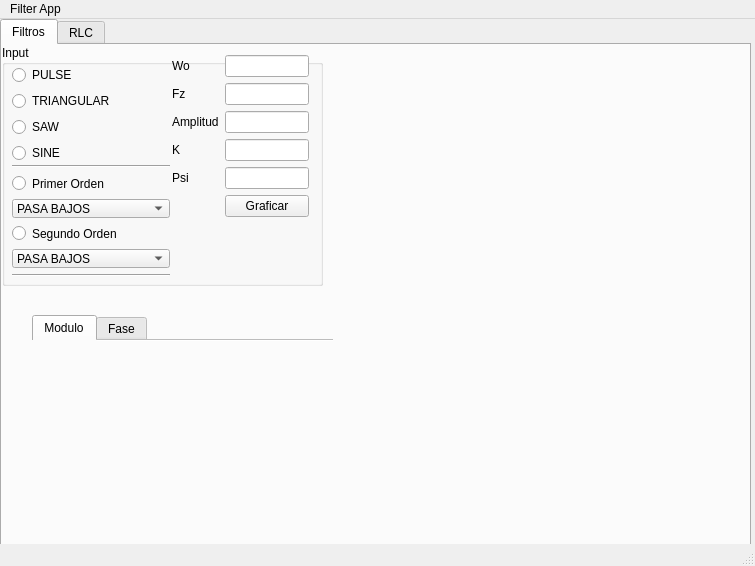
First picture: the form in gui_principal.ui, repository mcorcos/TpFinalELECTROTECNIA, before the edit.
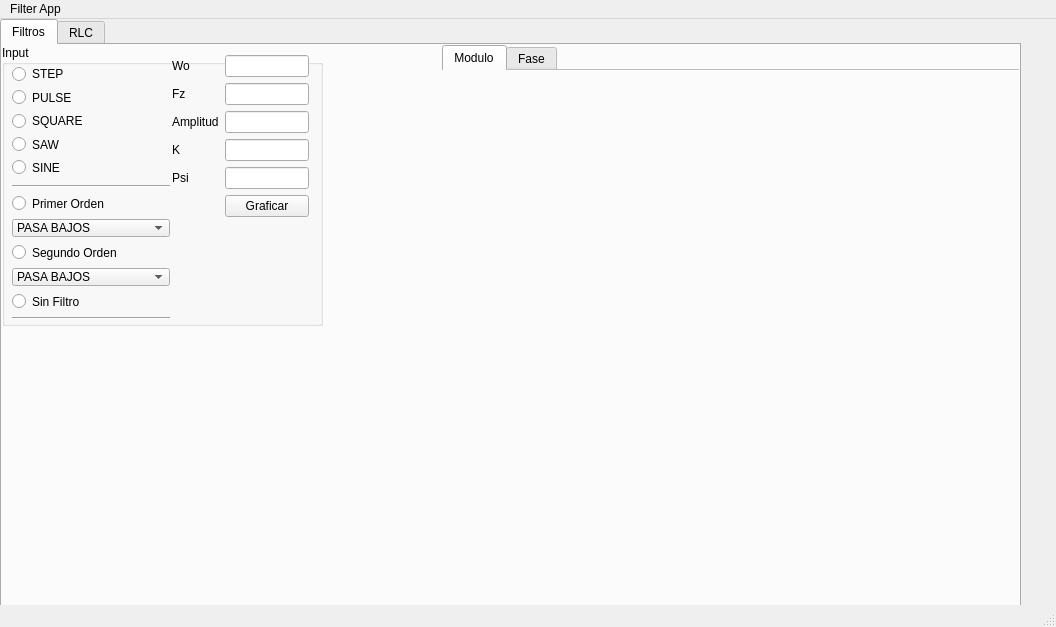
Second picture: the form after the edit. The open tabs and pages were chosen to show the change.

What changed in the file:
```diff
--- a/gui_principal.ui
+++ b/gui_principal.ui
@@ -9,8 +9,8 @@
    <rect>
     <x>0</x>
     <y>0</y>
-    <width>755</width>
-    <height>566</height>
+    <width>1056</width>
+    <height>627</height>
    </rect>
   </property>
   <property name="windowTitle">
@@ -22,8 +22,8 @@
      <rect>
       <x>0</x>
       <y>0</y>
-      <width>751</width>
-      <height>541</height>
+      <width>1021</width>
+      <height>601</height>
      </rect>
     </property>
     <property name="currentIndex">
@@ -39,7 +39,7 @@
         <x>0</x>
         <y>0</y>
         <width>321</width>
-        <height>241</height>
+        <height>281</height>
        </rect>
       </property>
       <property name="title">
@@ -126,10 +126,17 @@
          <x>10</x>
          <y>20</y>
          <width>105</width>
-         <height>101</height>
+         <height>111</height>
         </rect>
        </property>
        <layout class="QVBoxLayout" name="verticalLayout">
+        <item>
+         <widget class="QRadioButton" name="stepButton">
+          <property name="text">
+           <string>STEP</string>
+          </property>
+         </widget>
+        </item>
         <item>
          <widget class="QRadioButton" name="pulseButton">
           <property name="text">
@@ -140,7 +147,7 @@
         <item>
          <widget class="QRadioButton" name="triangularButton">
           <property name="text">
-           <string>TRIANGULAR</string>
+           <string>SQUARE</string>
           </property>
          </widget>
         </item>
@@ -164,9 +171,9 @@
        <property name="geometry">
         <rect>
          <x>10</x>
-         <y>120</y>
+         <y>140</y>
          <width>158</width>
-         <height>112</height>
+         <height>135</height>
         </rect>
        </property>
        <layout class="QVBoxLayout" name="verticalLayout_2">
@@ -264,6 +271,13 @@
           </item>
          </widget>
         </item>
+        <item>
+         <widget class="QRadioButton" name="radioButton">
+          <property name="text">
+           <string>Sin Filtro</string>
+          </property>
+         </widget>
+        </item>
         <item>
          <widget class="Line" name="line_2">
           <property name="orientation">
@@ -277,10 +291,10 @@
      <widget class="QTabWidget" name="tabWidget_2">
       <property name="geometry">
        <rect>
-        <x>30</x>
-        <y>270</y>
-        <width>301</width>
-        <height>221</height>
+        <x>440</x>
+        <y>0</y>
+        <width>581</width>
+        <height>281</height>
        </rect>
       </property>
       <property name="tabShape">
@@ -302,10 +316,10 @@
        <widget class="QWidget" name="verticalLayoutWidget_5">
         <property name="geometry">
          <rect>
-          <x>20</x>
-          <y>20</y>
-          <width>271</width>
-          <height>161</height>
+          <x>0</x>
+          <y>0</y>
+          <width>571</width>
+          <height>251</height>
          </rect>
         </property>
         <layout class="QVBoxLayout" name="graphic_03"/>
@@ -331,10 +345,10 @@
      <widget class="QWidget" name="verticalLayoutWidget_3">
       <property name="geometry">
        <rect>
-        <x>370</x>
-        <y>20</y>
-        <width>361</width>
-        <height>221</height>
+        <x>440</x>
+        <y>290</y>
+        <width>571</width>
+        <height>271</height>
        </rect>
       </property>
       <layout class="QVBoxLayout" name="graphic_01"/>
@@ -342,10 +356,10 @@
      <widget class="QWidget" name="verticalLayoutWidget_4">
       <property name="geometry">
        <rect>
-        <x>370</x>
-        <y>270</y>
+        <x>20</x>
+        <y>290</y>
         <width>361</width>
-        <height>231</height>
+        <height>271</height>
        </rect>
       </property>
       <layout class="QVBoxLayout" name="graphic_02"/>
@@ -418,7 +432,7 @@
     <rect>
      <x>0</x>
      <y>0</y>
-     <width>755</width>
+     <width>1056</width>
      <height>21</height>
     </rect>
    </property>
```
Left out of the diff: 63 changed lines with no effect on the pictures.
